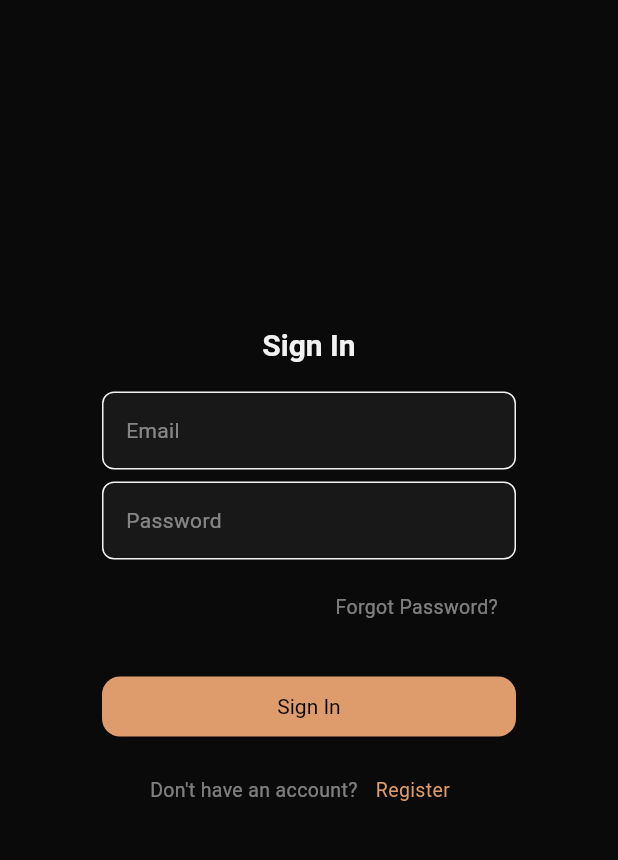
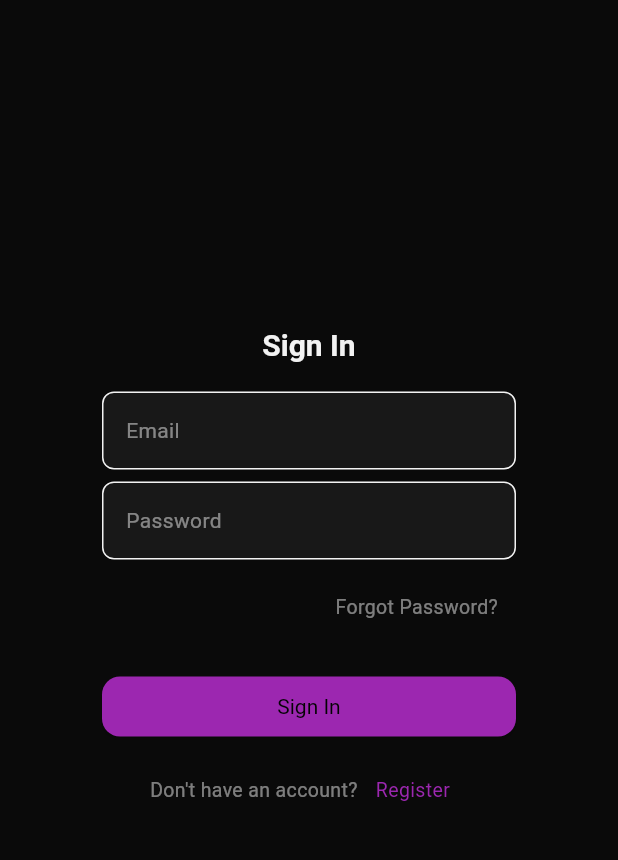
Before and after one commit to Jetrossgalinato/rock_classifier, a Flutter app: the screen it shows after launch, on a phone screen of 412 x 824 dp, the part 84-944 px from its top. Run offline on Flutter 3.47's test engine with Material 3 defaults, Android fonts, the phone set to English and light mode, and no system bars; our stand-ins replace flutter_map, latlong2.

Commit message:
feat: change theme to purple

```diff
--- a/lib/main.dart
+++ b/lib/main.dart
@@ -46,8 +46,8 @@ class _RockClassifierAppState extends State<RockClassifierApp> {
     final Color text = const Color(0xFFF2F2F2);
     final Color textMuted = const Color(0xFFB0B0B0);
     final Color border = const Color(0xFF474747);
-    final Color primary = const Color(0xFFDE9B6B);
-    final Color secondary = const Color(0xFF7FC6E6);
+    final Color primary = const Color(0xFF9C27B0);
+    final Color secondary = const Color(0xFFBA68C8);
     final Color danger = const Color(0xFFBFA39E);
     return ThemeData(
       brightness: Brightness.dark,
@@ -110,8 +110,8 @@ class _RockClassifierAppState extends State<RockClassifierApp> {
     final Color text = const Color(0xFF181818);
     final Color textMuted = const Color(0xFF636363);
     final Color border = const Color(0xFFB0B0B0);
-    final Color primary = const Color(0xFFDE9B6B);
-    final Color secondary = const Color(0xFF7FC6E6);
+    final Color primary = const Color(0xFF9C27B0);
+    final Color secondary = const Color(0xFFBA68C8);
     final Color danger = const Color(0xFFBFA39E);
     return ThemeData(
       brightness: Brightness.light,
```
